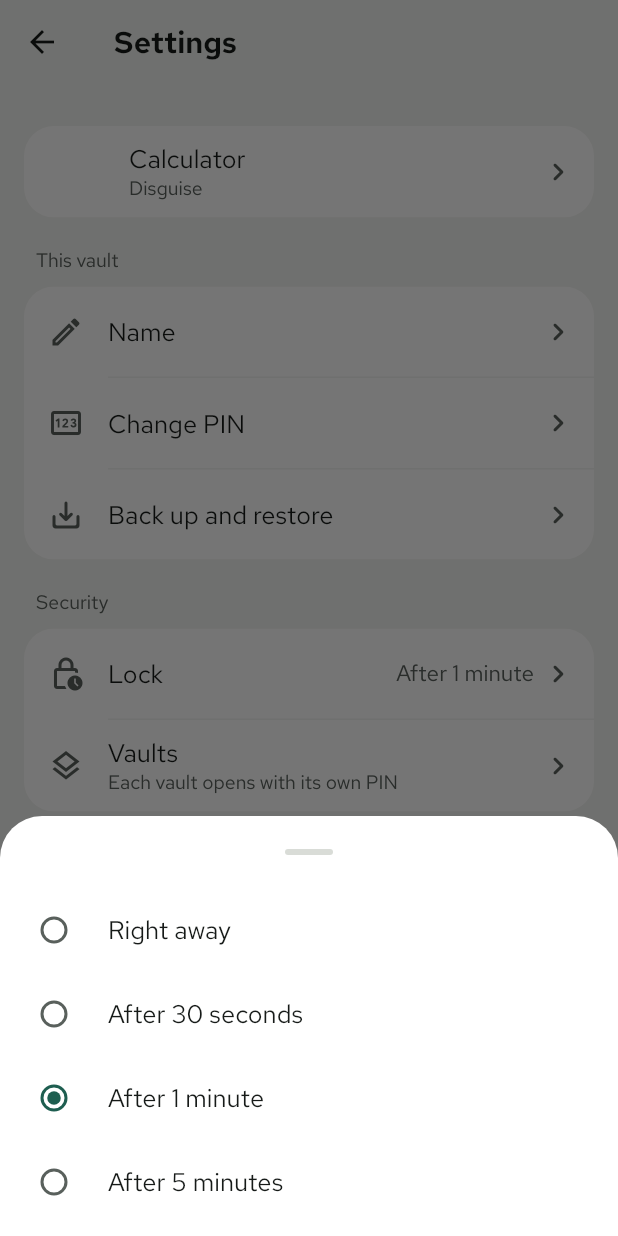
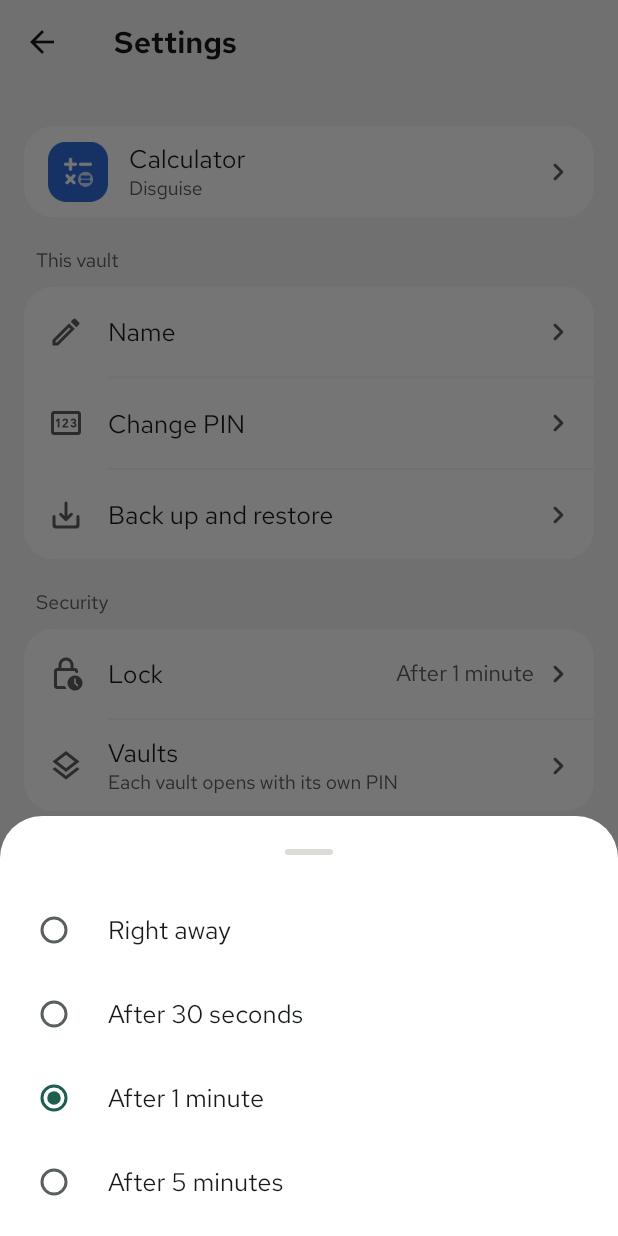
Before and after one commit to chaosmos-studio/securevault, a Flutter app: the VaultSettingsScreen screen opened directly, after a tap on "Lock", on a phone screen of 412 x 824 dp. Run offline on Flutter 3.47's test engine with Material 3 defaults, Android fonts, the phone set to English and light mode, and no system bars; our stand-ins replace file_picker, flutter_secure_storage, image_picker, open_file, share_plus, shared_preferences and 1 more; missing offline and left inert: encrypt, screen_protector; accounts and stored records are empty.

Commit message:
Give the app the chameleon icon and the new disguise icons

```diff
--- a/lib/ui/disguise_icon.dart
+++ b/lib/ui/disguise_icon.dart
@@ -9,7 +9,7 @@ class DisguiseIcon extends StatelessWidget {
   final double size;
 
   static String assetFor(DisguiseType? d) => switch (d) {
-        null => 'assets/icons/shield_icon.png',
+        null => 'assets/icons/vault_icon.png',
         DisguiseType.calculator => 'assets/icons/calculator_icon.png',
         DisguiseType.notes => 'assets/icons/notes_icon.png',
         DisguiseType.clock => 'assets/icons/clock_icon.png',
```
Also changed, not shown: assets/icons/calculator_icon.png (added), assets/icons/clock_icon.png (added), assets/icons/mood_icon.png (added), assets/icons/notes_icon.png (added), assets/icons/vault_icon.png (added), store/icon-512.png, 83 other files.
